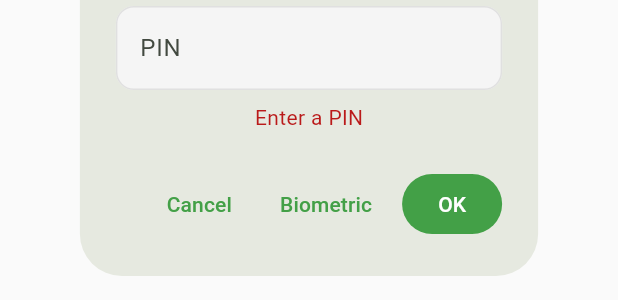
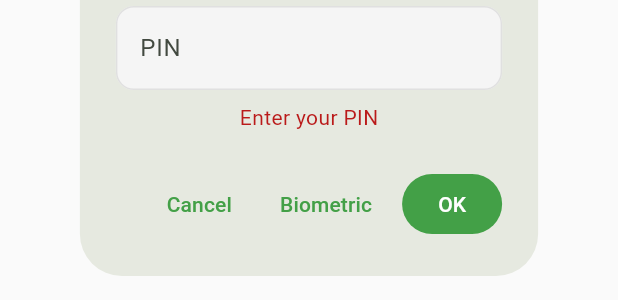
Before and after one commit to abhranilp1998/expensetracker_reloaded, a Flutter app: the DebugPinDialog widget shown alone on an empty page, opened directly with empty values, after a tap on "OK", on a phone screen of 412 x 824 dp. Shown: the part 558-858 px from the top of the screen. Run offline on Flutter 3.47's test engine with Material 3 defaults, Android fonts, the phone set to English and light mode, and no system bars; our stand-ins replace drift, drift_flutter, flutter_local_notifications, flutter_riverpod, local_auth, permission_handler and 2 more; missing offline and left inert: another_telephony; accounts and stored records are empty; generated files the repository leaves out were written again.

Commit message:
Codex 4/10: old-format Debug PINs can still be entered
- Existing-PIN entry accepts any characters (up to 32); only new PINs are
  restricted to 4-6 digits
- debugPinFormatV2 flag marks PINs in the current format; legacy PINs that
  unlock trigger a 'Change PIN' prompt (Later keeps it working)
Test: codex_review_test A5.

```diff
--- a/lib/services/debug_unlock_service.dart
+++ b/lib/services/debug_unlock_service.dart
@@ -23,6 +23,14 @@ class DebugUnlockService {
   static const _failsKey = 'debugPinFails';
   static const _levelKey = 'debugPinLockLevel';
   static const _untilKey = 'debugPinLockedUntilMs';
+
+  /// True once the stored PIN is known to be in the current 4-6 digit
+  /// format. PINs saved by older builds have no flag and may contain letters
+  /// or more digits; they still unlock, then the user is asked to change.
+  static const _formatKey = 'debugPinFormatV2';
+
+  /// Longest PIN accepted when typing an existing (possibly legacy) PIN.
+  static const maxLegacyLength = 32;
 
   static const maxAttempts = 5;
   static const cooldowns = [
@@ -65,6 +73,7 @@ class DebugUnlockService {
     final prefs = await _p;
     await prefs.setString(_pinSaltKey, salt);
     await prefs.setString(_pinHashKey, hashPin(pin, salt));
+    await prefs.setBool(_formatKey, true);
     await _clearLockout(prefs);
   }
 
@@ -72,8 +81,17 @@ class DebugUnlockService {
     final prefs = await _p;
     await prefs.remove(_pinSaltKey);
     await prefs.remove(_pinHashKey);
+    await prefs.remove(_formatKey);
     await _clearLockout(prefs);
     sessionUnlocked = false;
+  }
+
+  /// Stored PIN was saved by an older build and is not (yet) known to be
+  /// 4-6 digits. Entry fields then accept any characters.
+  static Future<bool> isLegacyPin() async {
+    final prefs = await _p;
+    return prefs.getString(_pinHashKey) != null &&
+        prefs.getBool(_formatKey) != true;
   }
 
   /// Pure hash check; does not count attempts.
@@ -98,6 +116,8 @@ class DebugUnlockService {
     final prefs = await _p;
     if (await verifyPin(pin)) {
       await _clearLockout(prefs);
+      // A pre-flag PIN that already fits the new rules needs no upgrade.
+      if (validatePin(pin) == null) await prefs.setBool(_formatKey, true);
       return PinResult.ok;
     }
     final fails = (prefs.getInt(_failsKey) ?? 0) + 1;
--- a/lib/widgets/debug_pin_dialog.dart
+++ b/lib/widgets/debug_pin_dialog.dart
@@ -42,7 +42,37 @@ Future<bool> unlockDebug(BuildContext context) async {
     has ? PinDialogMode.unlock : PinDialogMode.setup,
   );
   if (ok) DebugUnlockService.sessionUnlocked = true;
+  if (ok && context.mounted) await offerLegacyPinUpgrade(context);
   return ok;
+}
+
+/// After unlocking with an old-format PIN, asks the user to pick a new
+/// 4-6 digit PIN. "Later" keeps the old PIN working.
+Future<void> offerLegacyPinUpgrade(BuildContext context) async {
+  if (!await DebugUnlockService.isLegacyPin() || !context.mounted) return;
+  final change = await showDialog<bool>(
+    context: context,
+    builder: (ctx) => AlertDialog(
+      title: const Text('Update your Debug PIN'),
+      content: const Text(
+        'Your PIN uses an older format. Please change it to a 4-6 digit PIN.',
+      ),
+      actions: [
+        TextButton(
+          onPressed: () => Navigator.pop(ctx, false),
+          child: const Text('Later'),
+        ),
+        FilledButton(
+          key: const Key('pinUpgradeNow'),
+          onPressed: () => Navigator.pop(ctx, true),
+          child: const Text('Change PIN'),
+        ),
+      ],
+    ),
+  );
+  if (change == true && context.mounted) {
+    await showDebugPinDialog(context, PinDialogMode.setup);
+  }
 }
 
 class DebugPinDialog extends StatefulWidget {
@@ -63,10 +93,18 @@ class _DebugPinDialogState extends State<DebugPinDialog> {
 
   bool get _isSetup => widget.mode == PinDialogMode.setup;
 
+  /// Existing PIN is in the old format: show a text keyboard.
+  bool _legacy = false;
+
   @override
   void initState() {
     super.initState();
-    if (!_isSetup) _refreshLock();
+    if (!_isSetup) {
+      _refreshLock();
+      DebugUnlockService.isLegacyPin().then((v) {
+        if (mounted && v) setState(() => _legacy = true);
+      });
+    }
   }
 
   @override
@@ -109,7 +147,11 @@ class _DebugPinDialogState extends State<DebugPinDialog> {
 
   Future<void> _submit() async {
     final pin = _pin.text;
-    final err = DebugUnlockService.validatePin(pin);
+    // New PINs must follow the 4-6 digit rule; an existing PIN is simply
+    // checked against the hash, so older formats keep working.
+    final err = _isSetup
+        ? DebugUnlockService.validatePin(pin)
+        : (pin.isEmpty ? 'Enter your PIN' : null);
     if (err != null) return setState(() => _error = err);
 
     if (_isSetup) {
@@ -148,11 +190,21 @@ class _DebugPinDialogState extends State<DebugPinDialog> {
     controller: c,
     obscureText: true,
     enabled: _locked == Duration.zero,
-    keyboardType: TextInputType.number,
-    inputFormatters: [
-      FilteringTextInputFormatter.digitsOnly,
-      LengthLimitingTextInputFormatter(6),
-    ],
+    keyboardType: _legacy
+        ? TextInputType.visiblePassword
+        : TextInputType.number,
+    // Only a NEW PIN is restricted while typing; entering an existing one
+    // must allow legacy PINs (letters, >6 digits).
+    inputFormatters: _isSetup
+        ? [
+            FilteringTextInputFormatter.digitsOnly,
+            LengthLimitingTextInputFormatter(6),
+          ]
+        : [
+            LengthLimitingTextInputFormatter(
+              DebugUnlockService.maxLegacyLength,
+            ),
+          ],
     decoration: InputDecoration(
       labelText: label,
       border: const OutlineInputBorder(),
```
Also changed, not shown: 1 other file.
